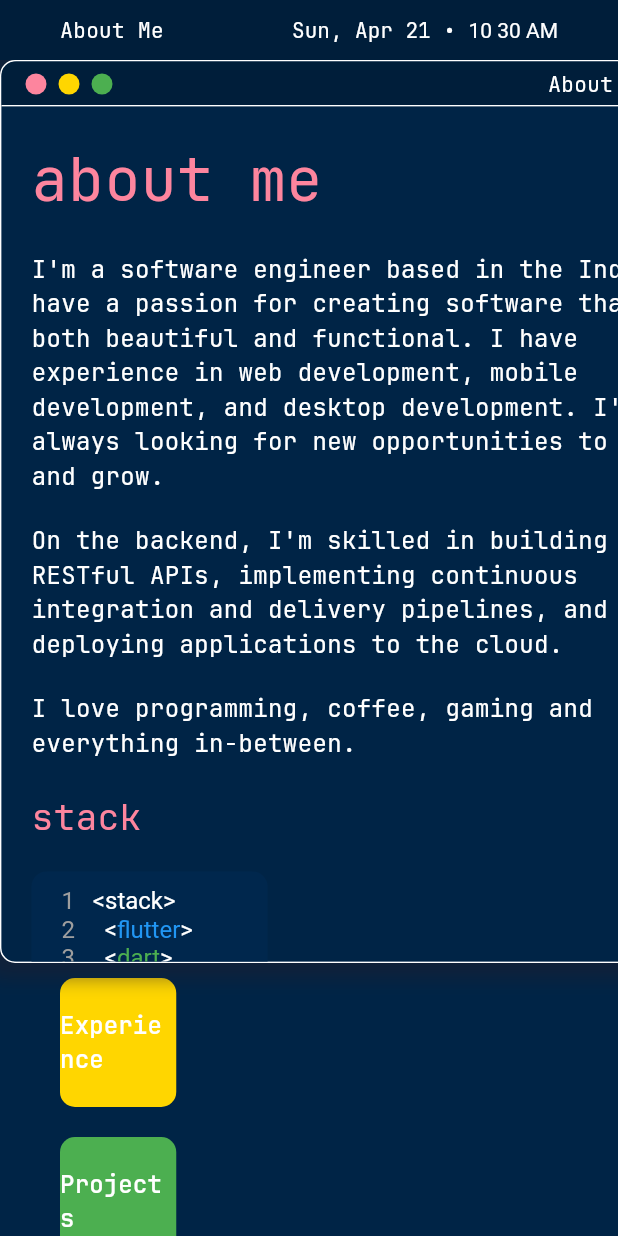
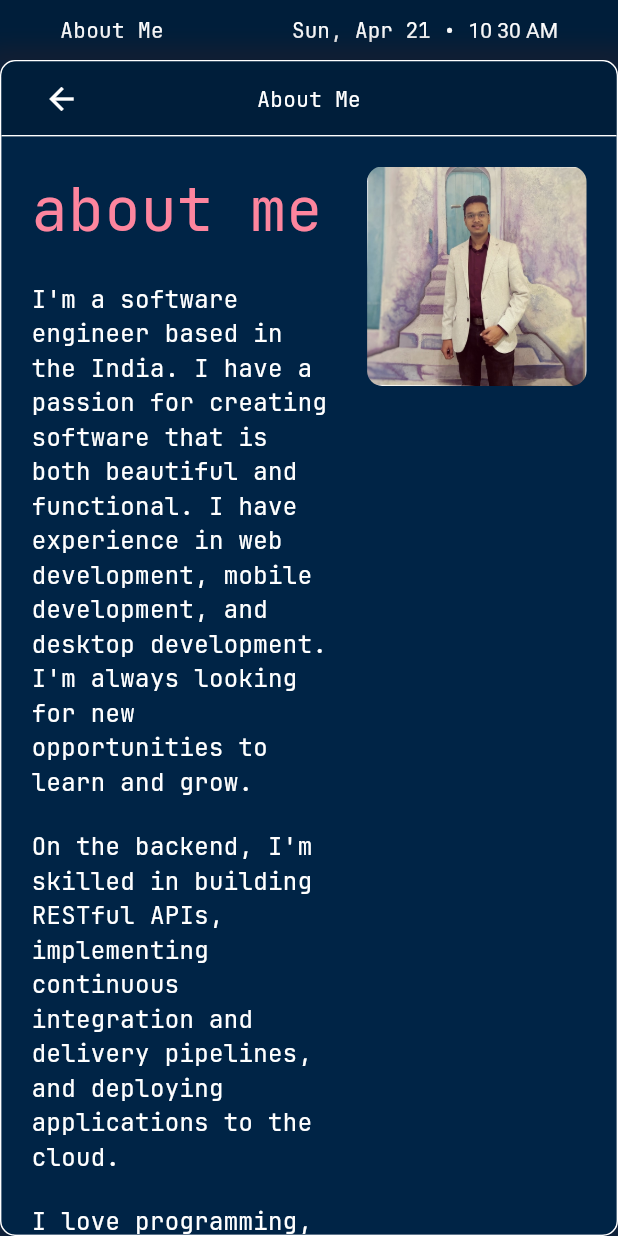
Before and after one commit to Dusk-afk/portfolio-source, a Flutter app: the screen it shows after launch, after a tap on "About Me", on a phone screen of 412 x 824 dp. Run offline on Flutter 3.47's test engine with Material 3 defaults, Android fonts, the light colour scheme and no system bars; our stand-ins replace bloc, date_format, equatable, flutter_bloc, flutter_svg, video_player.

Commit message:
added mobile support

```diff
--- a/lib/main.dart
+++ b/lib/main.dart
@@ -6,6 +6,8 @@ import 'package:portfolio/data/global.dart';
 import 'package:portfolio/presentation/desktop/desktop.dart';
 import 'package:portfolio/presentation/menu_bar/menu_bar.dart';
 import 'package:portfolio/presentation/window/window_canvas.dart';
+import 'package:portfolio/provider/screen_provider.dart';
+import 'package:provider/provider.dart';
 
 void main() {
   runApp(const MainApp());
@@ -16,8 +18,6 @@ class MainApp extends StatelessWidget {
 
   @override
   Widget build(BuildContext context) {
-    Global.rootContext = context;
-
     return MaterialApp(
       debugShowCheckedModeBanner: false,
       theme: ThemeData(
@@ -31,8 +31,16 @@ class MainApp extends StatelessWidget {
           BlocProvider<WindowBloc>(
             create: (_) => WindowBloc(),
           ),
+          ChangeNotifierProvider(create: (_) => ScreenProvider()),
         ],
-        child: const Scaffold(
+        child: Builder(builder: (context) {
+          Global.rootContext = context;
+          Size screenSize = MediaQuery.of(context).size;
+          WidgetsBinding.instance.addPostFrameCallback((_) {
+            context.read<ScreenProvider>().isMobile = screenSize.width < 800;
+          });
+
+          return const Scaffold(
             body: Column(
               children: [
                 CustomMenuBar(),
@@ -52,7 +60,8 @@ class MainApp extends StatelessWidget {
                 ),
               ],
             ),
-        ),
+          );
+        }),
       ),
     );
   }
--- a/lib/presentation/desktop/desktop.dart
+++ b/lib/presentation/desktop/desktop.dart
@@ -7,6 +7,7 @@ import 'package:portfolio/presentation/pages/about_me.dart/about_me.dart';
 import 'package:portfolio/presentation/pages/contact/contact.dart';
 import 'package:portfolio/presentation/pages/experience/experience.dart';
 import 'package:portfolio/presentation/pages/projects/projects.dart';
+import 'package:portfolio/provider/screen_provider.dart';
 
 int i = 0;
 
@@ -175,7 +176,9 @@ class Desktop extends StatelessWidget {
                   ],
                 ),
               ),
-              const Spacer(flex: 3)
+              if (!context.watch<ScreenProvider>().isMobile)
+                const Spacer(flex: 3),
+              const SizedBox(width: 40),
             ],
           ),
         ],
--- a/lib/presentation/window/window_widget.dart
+++ b/lib/presentation/window/window_widget.dart
@@ -4,6 +4,9 @@ import 'package:portfolio/bloc/window/window_bloc.dart';
 import 'package:portfolio/data/colors.dart';
 import 'package:portfolio/data/constants.dart';
 import 'package:portfolio/models/window/window.dart';
+import 'package:portfolio/provider/screen_provider.dart';
+
+double titleBarHeight = 30;
 
 class WindowWidget extends StatefulWidget {
   final Window window;
@@ -16,6 +19,9 @@ class WindowWidget extends StatefulWidget {
 class _WindowWidgetState extends State<WindowWidget> {
   @override
   Widget build(BuildContext context) {
+    bool isMobile = context.watch<ScreenProvider>().isMobile;
+    titleBarHeight = isMobile ? 50 : 30;
+
     return Listener(
       onPointerDown: (_) {
         context.read<WindowBloc>().add(FocusWindow(widget.window));
@@ -23,7 +29,9 @@ class _WindowWidgetState extends State<WindowWidget> {
       child: Stack(
         children: [
           Container(
-            width: widget.window.size.width,
+            width: isMobile
+                ? MediaQuery.of(context).size.width
+                : widget.window.size.width,
             decoration: BoxDecoration(
               color: TColors.primary,
               border: Border.all(
@@ -49,7 +57,12 @@ class _WindowWidgetState extends State<WindowWidget> {
                     bottom: Radius.circular(10),
                   ),
                   child: Container(
-                    height: widget.window.size.height - 30,
+                    height: (isMobile
+                            ? MediaQuery.of(context).size.height -
+                                kMenuBarHeight -
+                                2
+                            : widget.window.size.height) -
+                        titleBarHeight,
                     color: TColors.primary,
                     child: SingleChildScrollView(child: widget.window.child),
                   ),
@@ -85,6 +98,8 @@ class _TitleBarState extends State<_TitleBar> {
 
   @override
   Widget build(BuildContext context) {
+    bool isMobile = context.watch<ScreenProvider>().isMobile;
+
     return Listener(
       onPointerDown: (event) {
         _mouseOffset = event.localPosition;
@@ -99,14 +114,14 @@ class _TitleBarState extends State<_TitleBar> {
           ),
           position.dy.clamp(
             kMenuBarHeight,
-            MediaQuery.of(context).size.height - 30,
+            MediaQuery.of(context).size.height - titleBarHeight,
           ),
         );
         position -= const Offset(0, kMenuBarHeight);
         context.read<WindowBloc>().add(MoveWindow(widget.window, position));
       },
       child: Container(
-        height: 30,
+        height: titleBarHeight,
         decoration: const BoxDecoration(
           color: TColors.primaryDark,
           borderRadius: BorderRadius.vertical(
@@ -122,6 +137,7 @@ class _TitleBarState extends State<_TitleBar> {
               right: 0,
               child: Row(
                 children: [
+                  if (!isMobile) ...[
                     _Button(
                         color: TColors.pink,
                         onPressed: () {
@@ -143,6 +159,8 @@ class _TitleBarState extends State<_TitleBar> {
                               .read<WindowBloc>()
                               .add(MaximizeWindow(widget.window));
                         }),
+                  ],
+                  if (isMobile) _backButton(),
                   Expanded(
                     child: GestureDetector(
                       onDoubleTap: () {
@@ -188,6 +206,23 @@ class _TitleBarState extends State<_TitleBar> {
       ),
     );
   }
+
+  Widget _backButton() {
+    return GestureDetector(
+      onTap: () {
+        context.read<WindowBloc>().add(CloseWindow(widget.window));
+      },
+      child: IconButton(
+        icon: const Icon(
+          Icons.arrow_back,
+          color: Colors.white,
+        ),
+        onPressed: () {
+          context.read<WindowBloc>().add(CloseWindow(widget.window));
+        },
+      ),
+    );
+  }
 }
 
 class _Button extends StatefulWidget {
@@ -205,6 +240,8 @@ class __ButtonState extends State<_Button> {
 
   @override
   Widget build(BuildContext context) {
+    bool isMobile = context.watch<ScreenProvider>().isMobile;
+
     return MouseRegion(
       onEnter: (_) {
         setState(() {
@@ -219,9 +256,9 @@ class __ButtonState extends State<_Button> {
       child: GestureDetector(
         onTap: widget.onPressed,
         child: Container(
-          width: 14,
-          height: 14,
-          margin: const EdgeInsets.only(right: 8),
+          width: isMobile ? 22 : 14,
+          height: isMobile ? 22 : 14,
+          margin: EdgeInsets.only(right: isMobile ? 12 : 8),
           decoration: BoxDecoration(
             color: widget.color,
             shape: BoxShape.circle,
--- /dev/null
+++ b/lib/provider/screen_provider.dart
@@ -0,0 +1,11 @@
+import 'package:flutter/material.dart';
+
+class ScreenProvider with ChangeNotifier {
+  bool _isMobile = false;
+  bool get isMobile => _isMobile;
+  set isMobile(bool value) {
+    if (_isMobile == value) return;
+    _isMobile = value;
+    notifyListeners();
+  }
+}
--- a/pubspec.yaml
+++ b/pubspec.yaml
@@ -14,6 +14,7 @@ dependencies:
     sdk: flutter
   flutter_bloc: ^8.1.5
   flutter_svg: ^2.0.10+1
+  provider: ^6.1.2
   url_launcher: ^6.2.6
   video_player: ^2.8.6
 
```
Also changed, not shown: pubspec.lock. Lines whose indentation alone changed are shown as unchanged.
